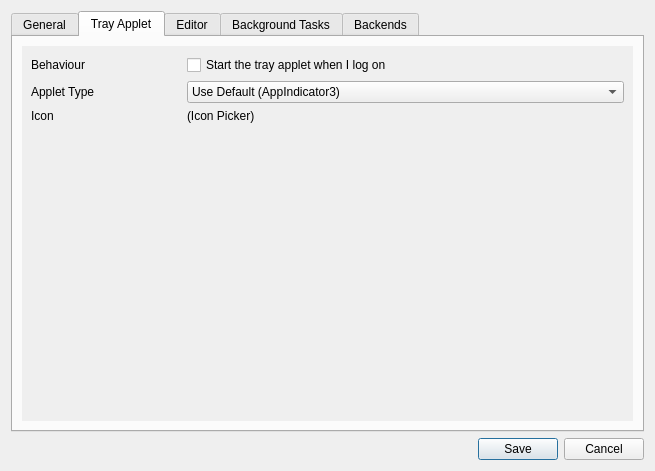
Qt form data/qt/preferences.ui (polychromatic/polychromatic) before a commit.
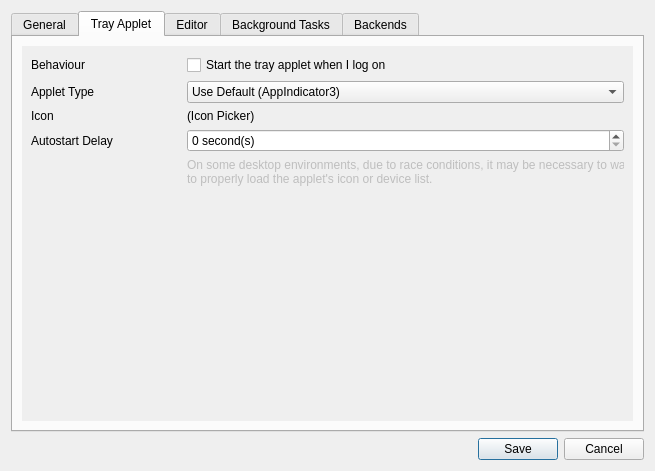
The same form after that commit. Icons and pictures are not drawn.

Commit message:
Add preference to delay tray applet autostart
On KDE (and potentially other desktop environments), there could be a
race condition where the AppIndicator doesn't initalize correctly (e.g.
for me, the icon is dim and menu icons are large), so adding a delay may
help in these situations.

Diff of the .ui file:
```diff
--- a/data/qt/preferences.ui
+++ b/data/qt/preferences.ui
@@ -310,6 +310,75 @@
              </property>
             </widget>
            </item>
+           <item row="3" column="0">
+            <widget class="QLabel" name="TrayDelayLabel">
+             <property name="minimumSize">
+              <size>
+               <width>150</width>
+               <height>0</height>
+              </size>
+             </property>
+             <property name="text">
+              <string>Autostart Delay</string>
+             </property>
+            </widget>
+           </item>
+           <item row="3" column="1">
+            <widget class="QWidget" name="TrayDelayWidget" native="true">
+             <property name="minimumSize">
+              <size>
+               <width>300</width>
+               <height>0</height>
+              </size>
+             </property>
+             <layout class="QVBoxLayout" name="verticalLayout_9">
+              <property name="leftMargin">
+               <number>0</number>
+              </property>
+              <property name="topMargin">
+               <number>0</number>
+              </property>
+              <property name="rightMargin">
+               <number>0</number>
+              </property>
+              <property name="bottomMargin">
+               <number>0</number>
+              </property>
+              <item>
+               <widget class="QSpinBox" name="TrayDelaySpinner">
+                <property name="suffix">
+                 <string> second(s)</string>
+                </property>
+                <property name="maximum">
+                 <number>60</number>
+                </property>
+               </widget>
+              </item>
+              <item>
+               <widget class="QLabel" name="TrayDelaySpinnerLabel">
+                <property name="enabled">
+                 <bool>false</bool>
+                </property>
+                <property name="minimumSize">
+                 <size>
+                  <width>450</width>
+                  <height>50</height>
+                 </size>
+                </property>
+                <property name="text">
+                 <string>On some desktop environments, due to race conditions, it may be necessary to wait to properly load the applet's icon or device list.</string>
+                </property>
+                <property name="alignment">
+                 <set>Qt::AlignLeading|Qt::AlignLeft|Qt::AlignTop</set>
+                </property>
+                <property name="wordWrap">
+                 <bool>true</bool>
+                </property>
+               </widget>
+              </item>
+             </layout>
+            </widget>
+           </item>
           </layout>
          </widget>
         </widget>
```
Left out of the diff: 73 changed lines with no effect on the pictures. The commit also changes 3 other files.
